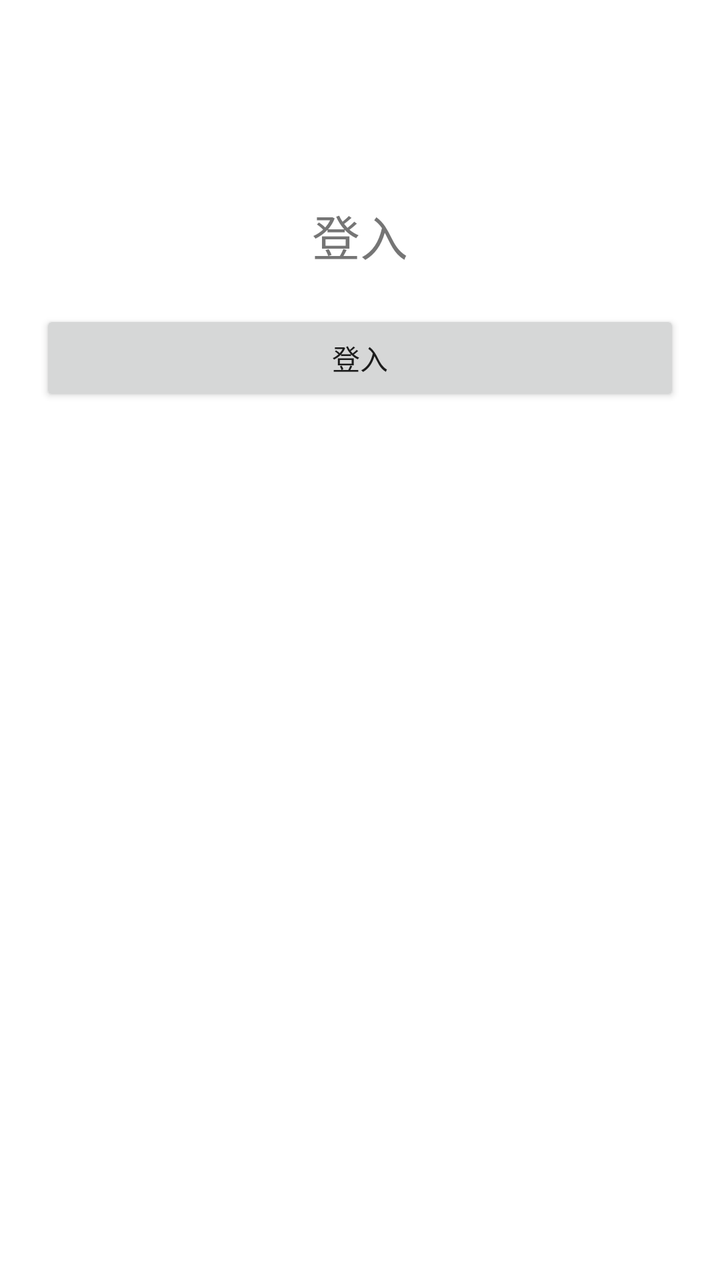
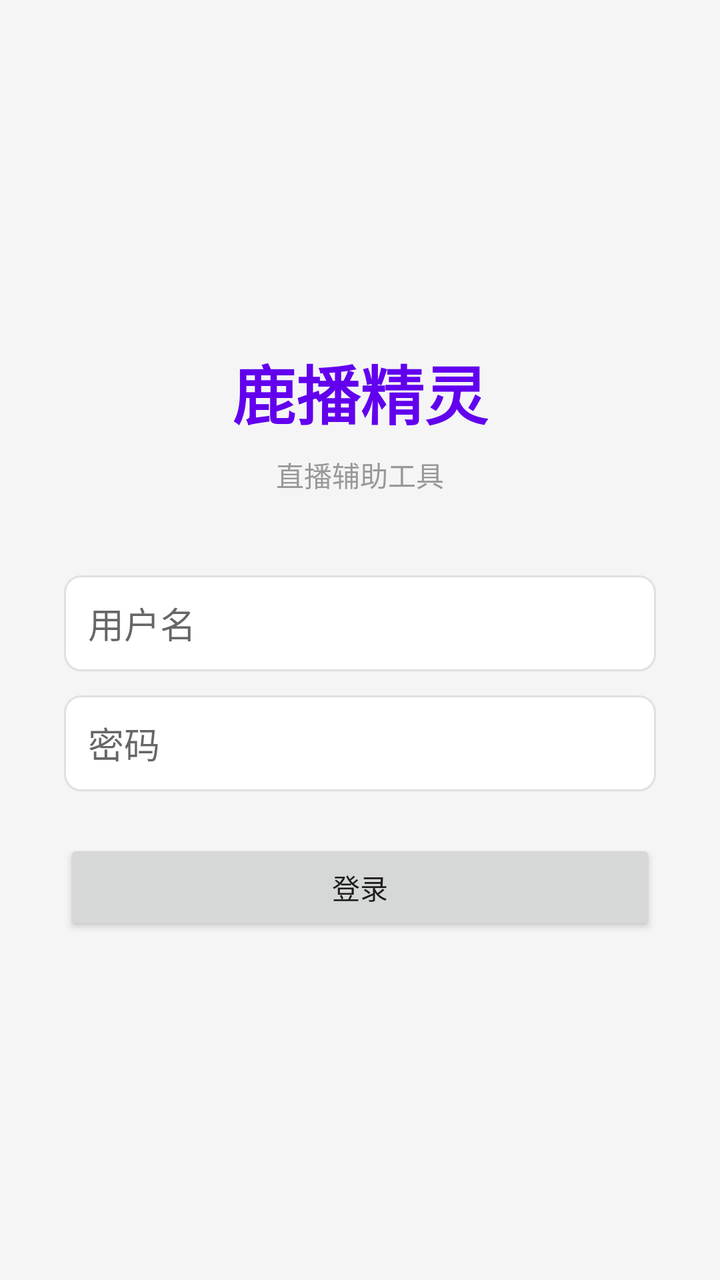

Two renders of the same Android screen: before a commit and after it. Below are the layout's source before the change and the commit's diff.
<!-- AndroidManifest.xml: application theme AppTheme -->
<!-- res/layout/activity_login.xml -->
<?xml version="1.0" encoding="utf-8"?>
<LinearLayout xmlns:android="http://schemas.android.com/apk/res/android"
    android:layout_width="match_parent"
    android:layout_height="match_parent"
    android:orientation="vertical"
    android:background="#FFFFFF">

    <TextView
        android:layout_width="match_parent"
        android:layout_height="wrap_content"
        android:text="登入"
        android:textSize="24sp"
        android:gravity="center"
        android:layout_marginTop="100dp"/>

    <Button
        android:id="@+id/btn_login"
        android:layout_width="match_parent"
        android:layout_height="wrap_content"
        android:text="登入"
        android:layout_margin="20dp"/>
</LinearLayout>
<!-- resources referenced by this layout -->
<resources>
  <style name="AppTheme" parent="Theme.AppCompat.Light.NoActionBar">
          <item name="colorPrimary">#FF6200EE</item>
          <item name="colorPrimaryDark">#FF3700B3</item>
          <item name="colorAccent">#FF03DAC5</item>
      </style>
</resources>

<!-- the commit's change to res/layout/activity_login.xml (unified diff, before → after) -->
@@ -1,22 +1,16 @@
 <?xml version="1.0" encoding="utf-8"?>
 <LinearLayout xmlns:android="http://schemas.android.com/apk/res/android"
-    android:layout_width="match_parent"
-    android:layout_height="match_parent"
-    android:orientation="vertical"
-    android:background="#FFFFFF">
-
-    <TextView
-        android:layout_width="match_parent"
-        android:layout_height="wrap_content"
-        android:text="登入"
-        android:textSize="24sp"
-        android:gravity="center"
-        android:layout_marginTop="100dp"/>
-
-    <Button
-        android:id="@+id/btn_login"
-        android:layout_width="match_parent"
-        android:layout_height="wrap_content"
-        android:text="登入"
-        android:layout_margin="20dp"/>
+    android:layout_width="match_parent" android:layout_height="match_parent"
+    android:orientation="vertical" android:gravity="center" android:padding="32dp" android:background="#F5F5F5">
+    <TextView android:layout_width="wrap_content" android:layout_height="wrap_content"
+        android:text="鹿播精灵" android:textSize="32sp" android:textStyle="bold" android:textColor="#FF6200EE"/>
+    <TextView android:layout_width="wrap_content" android:layout_height="wrap_content"
+        android:text="直播辅助工具" android:textSize="14sp" android:textColor="#999999" android:layout_marginTop="8dp"/>
+    <EditText android:id="@+id/et_username" android:layout_width="match_parent" android:layout_height="48dp"
+        android:hint="用户名" android:layout_marginTop="40dp" android:background="@drawable/item_bg" android:paddingHorizontal="12dp"/>
+    <EditText android:id="@+id/et_password" android:layout_width="match_parent" android:layout_height="48dp"
+        android:hint="密码" android:inputType="textPassword" android:layout_marginTop="12dp"
+        android:background="@drawable/item_bg" android:paddingHorizontal="12dp"/>
+    <Button android:id="@+id/btn_login" android:layout_width="match_parent" android:layout_height="48dp"
+        android:text="登录" android:layout_marginTop="24dp"/>
 </LinearLayout>
<!-- resource entries referenced after the edit -->
@@ -1,5 +1,13 @@
 <!-- resources referenced by this layout -->
 <resources>
+  <!-- drawable item_bg (drawable) -->
+  <?xml version="1.0" encoding="utf-8"?>
+  <shape xmlns:android="http://schemas.android.com/apk/res/android"
+      android:shape="rectangle">
+      <solid android:color="#FFFFFF"/>
+      <corners android:radius="8dp"/>
+      <stroke android:width="1dp" android:color="#E0E0E0"/>
+  </shape>
   <style name="AppTheme" parent="Theme.AppCompat.Light.NoActionBar">
           <item name="colorPrimary">#FF6200EE</item>
           <item name="colorPrimaryDark">#FF3700B3</item>
